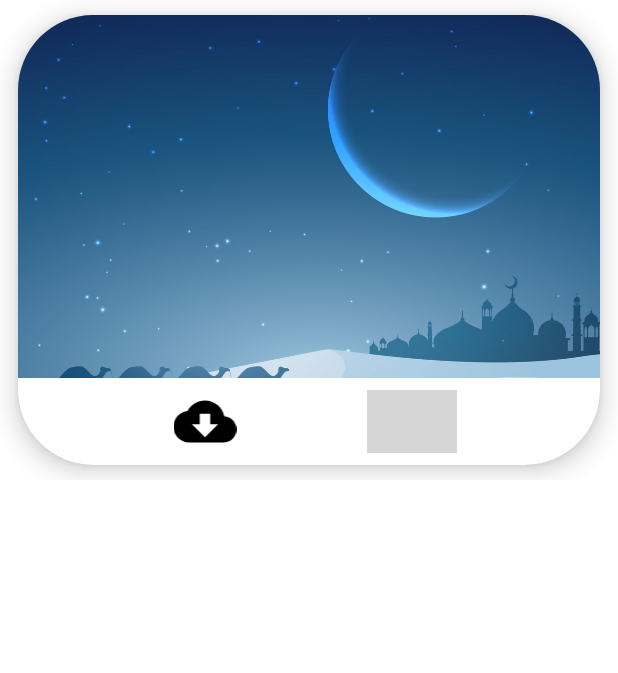
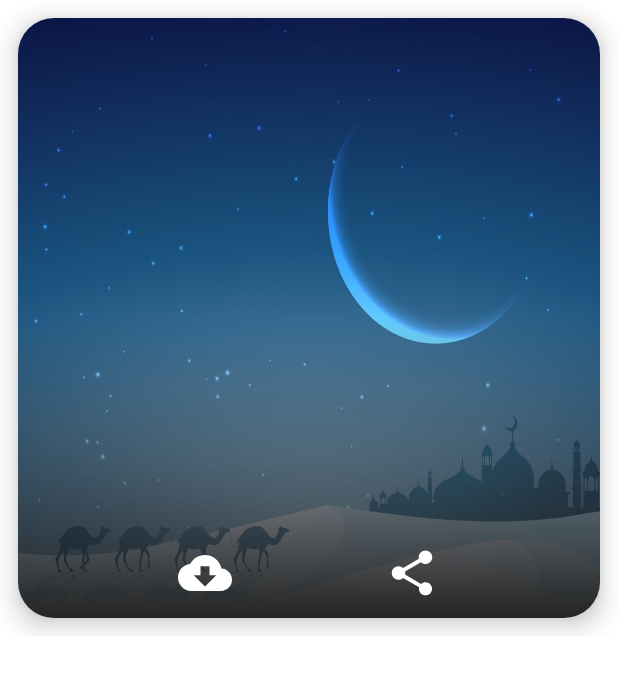
Before and after one commit to polataydinn/Time-To-Pray, an Android app: the layout firday_messages_card.xml on its own in the app's theme, with its tools: preview values and no code run, on a phone screen of 412 x 824 dp. Shown: the top 673 px of the screen. Run offline under Robolectric (Android 15) with nearby library versions, the phone set to English and light mode, and no system bars; grey boxes are pictures that could not be loaded.

Commit message:
Friday message is added to project and its able to download.

```diff
--- a/app/build.gradle
+++ b/app/build.gradle
@@ -94,4 +94,5 @@ dependencies {
     //Glide
     implementation 'com.github.bumptech.glide:glide:4.12.0'
     annotationProcessor 'com.github.bumptech.glide:compiler:4.12.0'
+
 }
--- a/app/src/main/AndroidManifest.xml
+++ b/app/src/main/AndroidManifest.xml
@@ -3,6 +3,8 @@
     package="com.example.timetopray">
 
     <uses-permission android:name="android.permission.INTERNET"/>
+    <uses-permission android:name="android.permission.WRITE_EXTERNAL_STORAGE"/>
+    <uses-permission android:name="android.permission.READ_EXTERNAL_STORAGE"/>
     <uses-permission android:name="android.permission.ACCESS_FINE_LOCATION"/>
     <uses-permission android:name="android.permission.ACCESS_COARSE_LOCATION"/>
 
@@ -12,7 +14,8 @@
         android:label="@string/app_name"
         android:roundIcon="@mipmap/ic_launcher_round"
         android:supportsRtl="true"
-        android:theme="@style/SplashScreen">
+        android:theme="@style/SplashScreen"
+        android:requestLegacyExternalStorage="true">
         <activity
             android:name=".ui.activities.MainActivity"
             android:exported="true"
--- a/app/src/main/java/com/example/timetopray/ui/data/api/fridaymessage/FridayMessagesApi.kt
+++ b/app/src/main/java/com/example/timetopray/ui/data/api/fridaymessage/FridayMessagesApi.kt
@@ -5,7 +5,6 @@ import retrofit2.Call
 import retrofit2.http.GET
 
 interface FridayMessagesApi {
-
-    @GET("polataydinn/2aeb78db58c4275e2d4fde6d5653b81e/raw/43b12d73bfb57a101ee5aa793d9d3310fc065f66/listOfFridayMessages.json")
+    @GET("polataydinn/2aeb78db58c4275e2d4fde6d5653b81e/raw/857152574143e5249094f1d02fc12efdf959159c/listOfFridayMessages.json")
     fun getAllMessages(): Call<FridayMessages>
 }
--- a/app/src/main/java/com/example/timetopray/ui/data/models/fridaymessages/FridayMessageItem.kt
+++ b/app/src/main/java/com/example/timetopray/ui/data/models/fridaymessages/FridayMessageItem.kt
@@ -6,8 +6,7 @@ import com.google.gson.annotations.SerializedName
 
 @Entity(tableName = "friday_messages")
 data class FridayMessageItem(
-    @PrimaryKey(autoGenerate = true)
-    val _id: Int,
+    @PrimaryKey
     @SerializedName("image")
-    val image: String?
+    val image: String
 )
--- a/app/src/main/java/com/example/timetopray/ui/data/models/fridaymessages/FridayMessages.kt
+++ b/app/src/main/java/com/example/timetopray/ui/data/models/fridaymessages/FridayMessages.kt
@@ -1,10 +1,11 @@
 package com.example.timetopray.ui.data.models.fridaymessages
 
 
-import androidx.room.Entity
 import com.google.gson.annotations.SerializedName
 
 data class FridayMessages(
     @SerializedName("FridayMessage")
-    val fridayMessage: List<FridayMessageItem?>?
+    val fridayMessage: List<FridayMessageItem?>?,
+    @SerializedName("id")
+    val id: Int
 )
--- a/app/src/main/java/com/example/timetopray/ui/data/repository/Repository.kt
+++ b/app/src/main/java/com/example/timetopray/ui/data/repository/Repository.kt
@@ -60,8 +60,8 @@ class Repository(private val timeToPrayDao: TimeToPrayDao) {
                     call: Call<FridayMessages>,
                     response: Response<FridayMessages>
                 ) {
-                    response.body()?.let { responseBody ->
-                        onResponse(responseBody)
+                    response.body()?.let {
+                        onResponse(it)
                     }
                 }
 
--- a/app/src/main/java/com/example/timetopray/ui/util/Utils.kt
+++ b/app/src/main/java/com/example/timetopray/ui/util/Utils.kt
@@ -19,7 +19,7 @@ object Utils {
         var cityName: Address?
         val locationManager =
             context.getSystemService(Context.LOCATION_SERVICE) as LocationManager
-        if (ifPermissionsDenied(context)) {
+        if (isPermissionsDenied(context)) {
             return
         } else {
             val location = locationManager.requestLocationUpdates(
@@ -44,7 +44,7 @@ object Utils {
 
     }
 
-    private fun ifPermissionsDenied(context: Context): Boolean {
+    private fun isPermissionsDenied(context: Context): Boolean {
         return ActivityCompat.checkSelfPermission(
             context,
             Manifest.permission.ACCESS_FINE_LOCATION
--- a/app/src/main/java/com/example/timetopray/ui/viewmodel/TimeToPrayViewModel.kt
+++ b/app/src/main/java/com/example/timetopray/ui/viewmodel/TimeToPrayViewModel.kt
@@ -38,9 +38,9 @@ class TimeToPrayViewModel(application: Application) : AndroidViewModel(applicati
 
     fun getAllMessages() {
         repository.getAllMessages {
-            it.fridayMessage?.forEach { fridayMessage ->
-                fridayMessage?.let { mFridayMessage ->
-                    insertFridayMessage(mFridayMessage)
+            it.fridayMessage?.forEach { fridayMessageItem ->
+                fridayMessageItem?.let { mFridayMessageItem ->
+                    insertFridayMessage(mFridayMessageItem)
                 }
             }
         }
--- /dev/null
+++ b/app/src/main/res/drawable/friday_card_background.xml
@@ -0,0 +1,6 @@
+<?xml version="1.0" encoding="utf-8"?>
+<shape xmlns:android="http://schemas.android.com/apk/res/android">
+    <gradient
+        android:startColor="@color/light_black"
+        android:angle="90"/>
+</shape>
--- /dev/null
+++ b/app/src/main/res/drawable/friday_card_image_backgroud.xml
@@ -0,0 +1,6 @@
+<?xml version="1.0" encoding="utf-8"?>
+<shape xmlns:android="http://schemas.android.com/apk/res/android">
+        <gradient
+            android:startColor="@color/light_black"
+            android:angle="90"/>
+</shape>
--- a/app/src/main/res/drawable/ic_download.xml
+++ b/app/src/main/res/drawable/ic_download.xml
@@ -1,7 +1,7 @@
 <vector xmlns:android="http://schemas.android.com/apk/res/android"
     android:width="24dp"
     android:height="24dp"
-    android:tint="@color/black"
+    android:tint="@color/white"
     android:viewportWidth="24"
     android:viewportHeight="24">
     <path
--- /dev/null
+++ b/app/src/main/res/drawable/ic_share_white.xml
@@ -0,0 +1,10 @@
+<vector xmlns:android="http://schemas.android.com/apk/res/android"
+    android:width="24dp"
+    android:height="24dp"
+    android:viewportWidth="24"
+    android:viewportHeight="24"
+    android:tint="@color/white">
+    <path
+        android:fillColor="@android:color/white"
+        android:pathData="M18,16.08c-0.76,0 -1.44,0.3 -1.96,0.77L8.91,12.7c0.05,-0.23 0.09,-0.46 0.09,-0.7s-0.04,-0.47 -0.09,-0.7l7.05,-4.11c0.54,0.5 1.25,0.81 2.04,0.81 1.66,0 3,-1.34 3,-3s-1.34,-3 -3,-3 -3,1.34 -3,3c0,0.24 0.04,0.47 0.09,0.7L8.04,9.81C7.5,9.31 6.79,9 6,9c-1.66,0 -3,1.34 -3,3s1.34,3 3,3c0.79,0 1.5,-0.31 2.04,-0.81l7.12,4.16c-0.05,0.21 -0.08,0.43 -0.08,0.65 0,1.61 1.31,2.92 2.92,2.92 1.61,0 2.92,-1.31 2.92,-2.92s-1.31,-2.92 -2.92,-2.92z"/>
+</vector>
--- a/app/src/main/res/layout/firday_messages_card.xml
+++ b/app/src/main/res/layout/firday_messages_card.xml
@@ -3,59 +3,58 @@
     xmlns:app="http://schemas.android.com/apk/res-auto"
     xmlns:tools="http://schemas.android.com/tools"
     android:layout_width="match_parent"
-    android:layout_height="320dp"
+    android:layout_height="wrap_content"
     tools:orientation="horizontal">
 
 
     <androidx.cardview.widget.CardView
         android:layout_width="match_parent"
-        android:layout_height="300dp"
+        android:layout_height="400dp"
         android:layout_gravity="center"
         android:layout_margin="12dp"
         app:cardBackgroundColor="@color/white"
-        app:cardCornerRadius="50dp"
+        app:cardCornerRadius="24dp"
         app:cardElevation="10dp">
 
-        <LinearLayout
-            android:layout_width="match_parent"
-            android:layout_height="match_parent"
-            android:orientation="vertical">
 
             <FrameLayout
                 android:layout_width="match_parent"
-                android:layout_height="250dp">
+                android:layout_height="match_parent">
 
                 <ImageView
                     android:id="@+id/friday_messages_image"
                     android:layout_width="match_parent"
                     android:layout_height="match_parent"
-                    android:layout_marginBottom="8dp"
-                    android:scaleType="centerCrop"
+                    android:scaleType="fitXY"
                     android:src="@drawable/camel_walking"
                     android:tintMode="src_atop" />
             </FrameLayout>
 
             <LinearLayout
                 android:layout_width="match_parent"
-                android:layout_height="match_parent"
-                android:layout_marginBottom="8dp"
+                android:layout_height="200dp"
+                android:background="@drawable/friday_card_background"
                 android:gravity="center"
+                android:layout_gravity="bottom|center"
                 android:orientation="horizontal">
 
                 <ImageView
                     android:id="@+id/friday_messages_download"
                     android:layout_width="60dp"
-                    android:layout_height="match_parent"
+                    android:layout_gravity="bottom"
+                    android:layout_height="36dp"
+                    android:layout_marginBottom="12dp"
                     android:layout_marginRight="78dp"
                     android:src="@drawable/ic_download" />
 
                 <ImageView
                     android:id="@+id/friday_messages_share"
                     android:layout_width="60dp"
-                    android:layout_height="match_parent"
-                    android:src="@drawable/ic_share_black" />
+                    android:layout_gravity="bottom"
+                    android:layout_marginBottom="12dp"
+                    android:layout_height="36dp"
+                    android:src="@drawable/ic_share_white" />
 
             </LinearLayout>
-        </LinearLayout>
     </androidx.cardview.widget.CardView>
 </FrameLayout>
--- a/app/src/main/res/values/colors.xml
+++ b/app/src/main/res/values/colors.xml
@@ -5,7 +5,8 @@
     <color name="purple_700">#FF3700B3</color>
     <color name="teal_200">#FF03DAC5</color>
     <color name="teal_700">#FF018786</color>
-    <color name="black">#FF000000</color>
+    <color name="black">#000000</color>
+    <color name="light_black">#242424</color>
     <color name="transparent_black">#74000000</color>
     <color name="white">#FFFFFFFF</color>
     <color name="turquoise">#5fbeaa</color>
```
Also changed, not shown: app/src/main/java/com/example/timetopray/ui/activities/MainActivity.kt (+15 -0 lines), app/src/main/java/com/example/timetopray/ui/fragments/fridaymessagesfragment/FridayMessagesFragment.kt (+62 -5 lines), app/src/main/java/com/example/timetopray/ui/fragments/fridaymessagesfragment/adapter/FridayMessagesAdapter.kt (+5 -3 lines), app/src/main/java/com/example/timetopray/ui/fragments/fridaymessagesfragment/adapter/FridayMessagesViewHolder.kt (+17 -3 lines).
